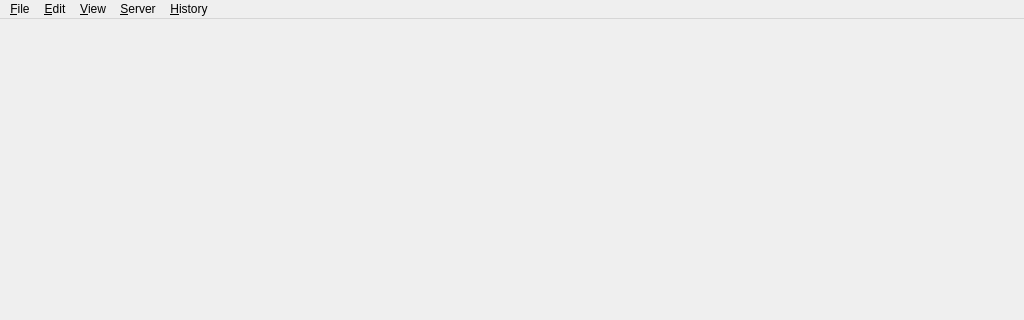
The window that apps/viewer/main_window.ui (mbuster8/Image_processing) describes before a commit, drawn with Qt 5; both pictures show x 0 to 1024 and y 0 to 320 of the 1024 by 720 pixel window.
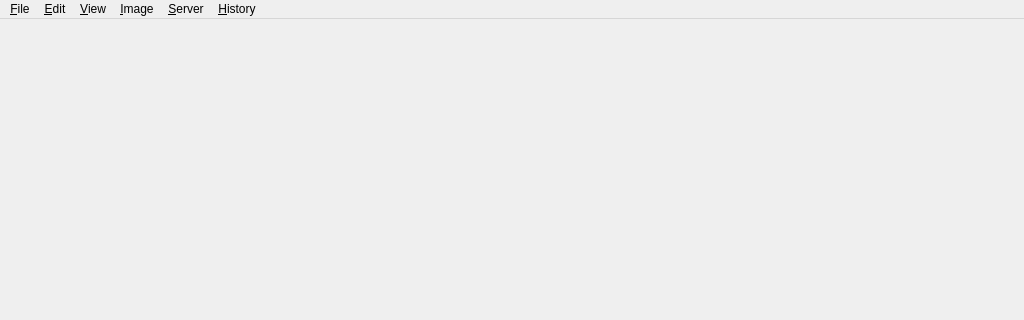
The same window after the commit. Icons and pictures are not drawn.

Commit message: feat: display range and colours for every image

What changed in the file:
```diff
--- a/apps/viewer/main_window.ui
+++ b/apps/viewer/main_window.ui
@@ -41,6 +41,11 @@
      <string>&amp;View</string>
     </property>
    </widget>
+   <widget class="QMenu" name="menuImage">
+    <property name="title">
+     <string>&amp;Image</string>
+    </property>
+   </widget>
    <widget class="QMenu" name="menuHistory">
     <property name="title">
      <string>&amp;History</string>
@@ -59,6 +64,7 @@
    <addaction name="menuFile"/>
    <addaction name="menuEdit"/>
    <addaction name="menuView"/>
+   <addaction name="menuImage"/>
    <addaction name="menuServer"/>
    <addaction name="menuHistory"/>
   </widget>
```
The commit also changes 13 other files.
